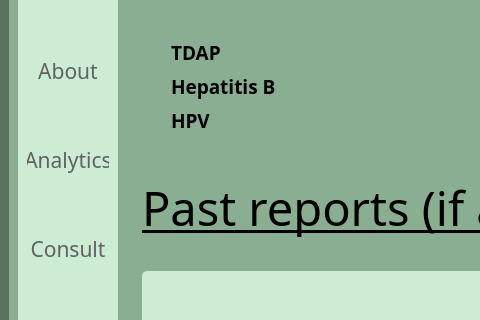
Above: Patient_info_edit5.ui from srishtiigautam/restorehealth before the change; both pictures show x 0 to 480 and y 219 to 539 of the 1069 by 769 pixel window. Below: the same form after it.
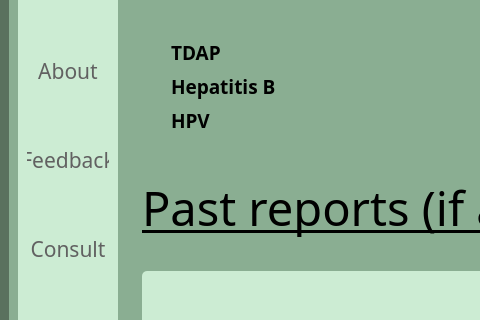
That is the form after the change. Icons and pictures are not drawn.

Commit message: "Analytics" changed to "Feedback"

The edit to the form file:
```diff
--- a/Patient_info_edit5.ui
+++ b/Patient_info_edit5.ui
@@ -295,7 +295,7 @@
 </string>
             </property>
             <property name="text">
-             <string>Analytics</string>
+             <string>Feedback</string>
             </property>
            </widget>
           </item>
```
The commit also changes 19 other files.
